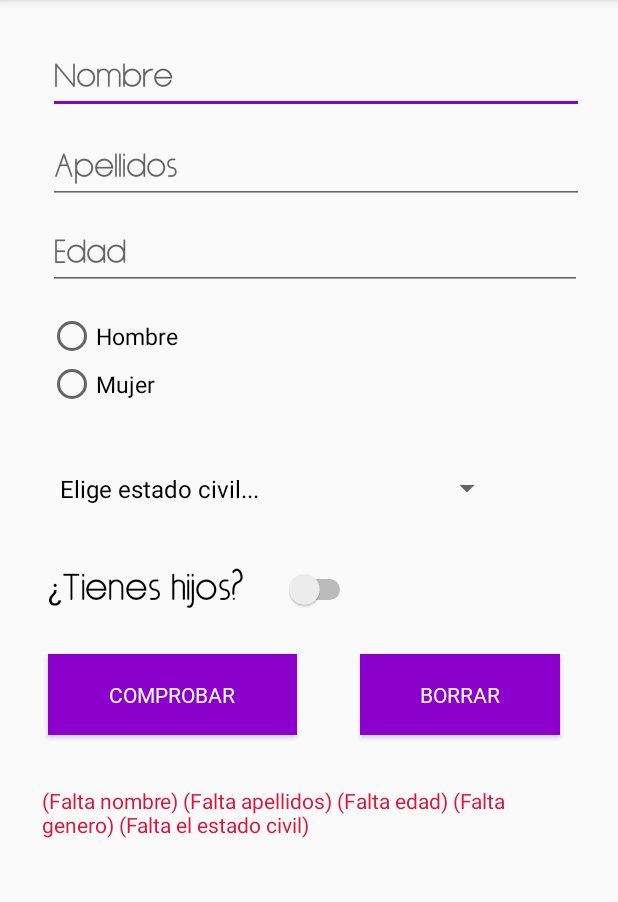
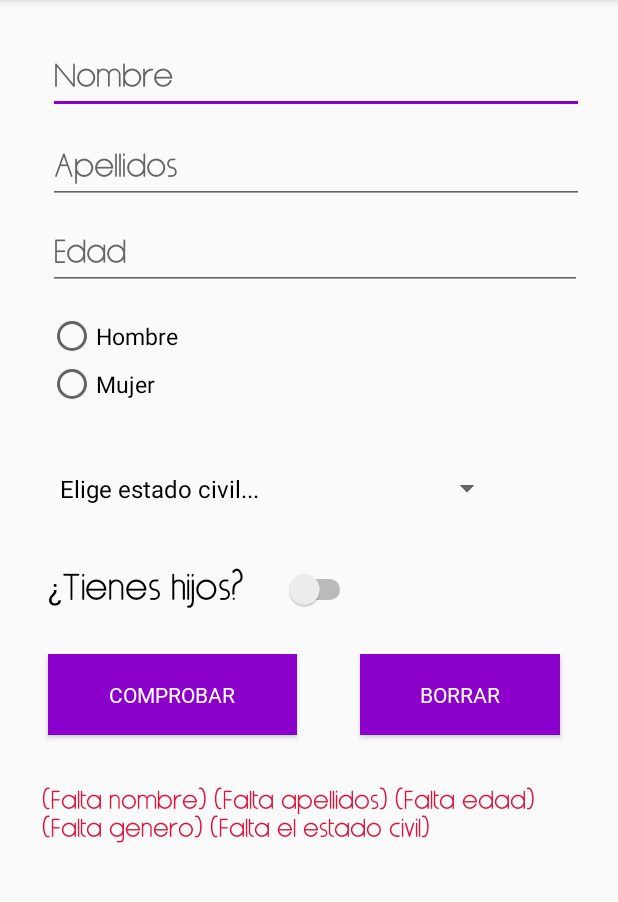
Before and after one commit to JoseManuelRuizLopez/Practica1Tema2-Repositorio, an Android app: the screen it shows after launch (MainActivity), after a tap on "COMPROBAR", on a phone screen of 412 x 824 dp, the part 84-986 px from its top. Run offline under Robolectric (Android 15) with nearby library versions, the light colour scheme and no system bars.

Commit message:
Commit falta icono

```diff
--- a/app/src/main/AndroidManifest.xml
+++ b/app/src/main/AndroidManifest.xml
@@ -4,7 +4,7 @@
 
     <application
         android:allowBackup="true"
-        android:icon="@drawable/logo"
+        android:icon="@mipmap/ic_launcher"
         android:label="@string/app_name"
         android:roundIcon="@mipmap/ic_launcher_round"
         android:supportsRtl="true"
--- a/app/src/main/res/mipmap-anydpi-v26/ic_launcher.xml
+++ b/app/src/main/res/mipmap-anydpi-v26/ic_launcher.xml
@@ -1,5 +1,5 @@
 <?xml version="1.0" encoding="utf-8"?>
 <adaptive-icon xmlns:android="http://schemas.android.com/apk/res/android">
-    <background android:drawable="@drawable/ic_launcher_background" />
-    <foreground android:drawable="@drawable/ic_launcher_foreground" />
+    <background android:drawable="@color/ic_launcher_background"/>
+    <foreground android:drawable="@drawable/ic_launcher_foreground"/>
 </adaptive-icon>
--- a/app/src/main/res/mipmap-anydpi-v26/ic_launcher_round.xml
+++ b/app/src/main/res/mipmap-anydpi-v26/ic_launcher_round.xml
@@ -1,5 +1,5 @@
 <?xml version="1.0" encoding="utf-8"?>
 <adaptive-icon xmlns:android="http://schemas.android.com/apk/res/android">
-    <background android:drawable="@drawable/ic_launcher_background" />
-    <foreground android:drawable="@drawable/ic_launcher_foreground" />
+    <background android:drawable="@color/ic_launcher_background"/>
+    <foreground android:drawable="@drawable/ic_launcher_foreground"/>
 </adaptive-icon>
--- /dev/null
+++ b/app/src/main/res/values/ic_launcher_background.xml
@@ -0,0 +1,4 @@
+<?xml version="1.0" encoding="utf-8"?>
+<resources>
+    <color name="ic_launcher_background">#8E00CA</color>
+</resources>
--- a/app/src/main/res/values/styles.xml
+++ b/app/src/main/res/values/styles.xml
@@ -8,8 +8,17 @@
         <item name="colorAccent">@color/morado</item>
     </style>
 
-    <style name="txtNombresV">
+    <style name="EstiloTexto">
         <item name="android:fontFamily">@font/nairiambersanserif</item>
+    </style>
+
+    <style name="EstiloBoton">
+        <item name="android:textColor">@color/blanco</item>
+        <item name="android:fontFamily">@font/mandatoryplaything</item>
+        <item name="android:background">@color/morado</item>
+    </style>
+
+    <style name="txtNombresV" parent="EstiloTexto">
         <item name="android:digits">abcdefghijklmnñopqrstuvwxyzABCDEFGHIJKLMNÑOPQRSTUVWXYZ </item>
         <item name="android:ems">10</item>
         <item name="android:inputType">textCapSentences</item>
@@ -18,8 +27,7 @@
         <item name="android:layout_marginStart">@dimen/margenGeneralV_Layout_marginStart</item>
     </style>
 
-    <style name="txtNombreH">
-        <item name="android:fontFamily">@font/nairiambersanserif</item>
+    <style name="txtNombreH" parent="EstiloTexto">
         <item name="android:digits">abcdefghijklmnñopqrstuvwxyzABCDEFGHIJKLMNÑOPQRSTUVWXYZ </item>
         <item name="android:ems">10</item>
         <item name="android:inputType">textCapSentences</item>
@@ -29,8 +37,7 @@
         <item name="android:layout_marginTop">@dimen/txtNombreH_Layout_marginTop</item>
     </style>
 
-    <style name="txtApellidosH">
-        <item name="android:fontFamily">@font/nairiambersanserif</item>
+    <style name="txtApellidosH" parent="EstiloTexto">
         <item name="android:digits">abcdefghijklmnñopqrstuvwxyzABCDEFGHIJKLMNÑOPQRSTUVWXYZ </item>
         <item name="android:ems">10</item>
         <item name="android:inputType">textCapSentences</item>
@@ -40,8 +47,7 @@
         <item name="android:layout_marginTop">@dimen/txtApellidosH_Layout_marginTop</item>
     </style>
 
-    <style name="txtEdadV">
-        <item name="android:fontFamily">@font/nairiambersanserif</item>
+    <style name="txtEdadV" parent="EstiloTexto">
         <item name="android:inputType">number</item>
         <item name="android:ems">10</item>
         <item name="android:digits">0123456789</item>
@@ -50,8 +56,7 @@
         <item name="android:layout_marginStart">@dimen/margenGeneralV_Layout_marginStart</item>
     </style>
 
-    <style name="txtEdadH">
-        <item name="android:fontFamily">@font/nairiambersanserif</item>
+    <style name="txtEdadH" parent="EstiloTexto">
         <item name="android:inputType">number</item>
         <item name="android:ems">10</item>
         <item name="android:digits">0123456789</item>
@@ -74,16 +79,14 @@
         <item name="android:layout_marginTop">@dimen/rbgGeneroH_Layout_marginTop</item>
     </style>
 
-    <style name="swHijosV">
-        <item name="android:fontFamily">@font/nairiambersanserif</item>
+    <style name="swHijosV" parent="EstiloTexto">
         <item name="android:textSize">20sp</item>
         <item name="android:layout_marginStart">@dimen/margenGeneralV_Layout_marginStart</item>
         <item name="android:layout_width">@dimen/swHijosV_Layout_width</item>
         <item name="android:layout_height">@dimen/swHijosV_Layout_height</item>
     </style>
 
-    <style name="swHijosH">
-        <item name="android:fontFamily">@font/nairiambersanserif</item>
+    <style name="swHijosH" parent="EstiloTexto">
         <item name="android:textSize">20sp</item>
         <item name="android:layout_marginStart">@dimen/swHijosH_Layout_marginStart</item>
         <item name="android:layout_width">@dimen/swHijosH_Layout_width</item>
@@ -104,51 +107,39 @@
         <item name="android:layout_marginTop">@dimen/swHijosH_Layout_marginTop</item>
     </style>
 
-    <style name="btnComprobarV">
-        <item name="android:textColor">@color/blanco</item>
-        <item name="android:fontFamily">@font/mandatoryplaything</item>
-        <item name="android:background">@color/morado</item>
+    <style name="btnComprobarV" parent="EstiloBoton">
         <item name="android:layout_marginStart">@dimen/margenGeneralV_Layout_marginStart</item>
         <item name="android:layout_width">@dimen/btnComprobarV_Layout_width</item>
         <item name="android:layout_height">@dimen/btnComprobarV_Layout_height</item>
     </style>
 
-    <style name="btnComprobarH">
-        <item name="android:textColor">@color/blanco</item>
-        <item name="android:fontFamily">@font/mandatoryplaything</item>
-        <item name="android:background">@color/morado</item>
+    <style name="btnComprobarH" parent="EstiloBoton">
         <item name="android:layout_marginStart">@dimen/btnComprobarH_Layout_marginStart</item>
         <item name="android:layout_width">@dimen/btnComprobarH_Layout_width</item>
         <item name="android:layout_height">@dimen/btnComprobarH_Layout_height</item>
         <item name="android:layout_marginTop">@dimen/btnComprobarH_Layout_marginTop</item>
     </style>
 
-    <style name="btnBorrarV">
-        <item name="android:textColor">@color/blanco</item>
-        <item name="android:background">@color/morado</item>
-        <item name="android:fontFamily">@font/mandatoryplaything</item>
+    <style name="btnBorrarV" parent="EstiloBoton">
         <item name="android:layout_width">@dimen/btnBorrarV_Layout_width</item>
         <item name="android:layout_height">@dimen/btnborrarV_Layout_height</item>
         <item name="android:layout_marginStart">@dimen/btnBorrarV_Layout_marginStart</item>
     </style>
 
-    <style name="btnBorrarH">
-        <item name="android:textColor">@color/blanco</item>
-        <item name="android:background">@color/morado</item>
-        <item name="android:fontFamily">@font/mandatoryplaything</item>
+    <style name="btnBorrarH"  parent="EstiloBoton">
         <item name="android:layout_width">@dimen/btnBorrarH_Layout_width</item>
         <item name="android:layout_height">@dimen/btnborrarH_Layout_height</item>
         <item name="android:layout_marginStart">@dimen/btnBorrarH_Layout_marginStart</item>
         <item name="android:layout_marginTop">@dimen/btnBorrarH_Layout_marginTop</item>
     </style>
 
-    <style name="txtComprobarV">
+    <style name="txtComprobarV"  parent="EstiloTexto">
         <item name="android:layout_width">@dimen/txtComprobarV_Layout_width</item>
         <item name="android:layout_height">@dimen/txtComprobarV_Layout_heigth</item>
         <item name="android:layout_marginStart">@dimen/txtComprobarV_Layout_marginStart</item>
     </style>
 
-    <style name="txtComprobarH">
+    <style name="txtComprobarH"  parent="EstiloTexto">
         <item name="android:layout_width">@dimen/txtComprobarH_Layout_width</item>
         <item name="android:layout_height">@dimen/txtComprobarH_Layout_heigth</item>
         <item name="android:layout_marginStart">@dimen/txtComprobarH_Layout_marginStart</item>
```
Also changed, not shown: app/src/main/res/drawable/ic_launcher_foreground.xml (added, +13 -0 lines), app/src/main/ic_launcher-web.png (added), app/src/main/res/drawable-v24/logo.png (deleted), app/src/main/res/mipmap-hdpi/ic_launcher.png, app/src/main/res/mipmap-hdpi/ic_launcher_round.png, app/src/main/res/mipmap-mdpi/ic_launcher.png, app/src/main/res/mipmap-mdpi/ic_launcher_round.png, app/src/main/res/mipmap-xhdpi/ic_launcher.png, app/src/main/res/mipmap-xhdpi/ic_launcher_round.png, app/src/main/res/mipmap-xxhdpi/ic_launcher.png, app/src/main/res/mipmap-xxhdpi/ic_launcher_round.png, app/src/main/res/mipmap-xxxhdpi/ic_launcher.png, app/src/main/res/mipmap-xxxhdpi/ic_launcher_round.png.
